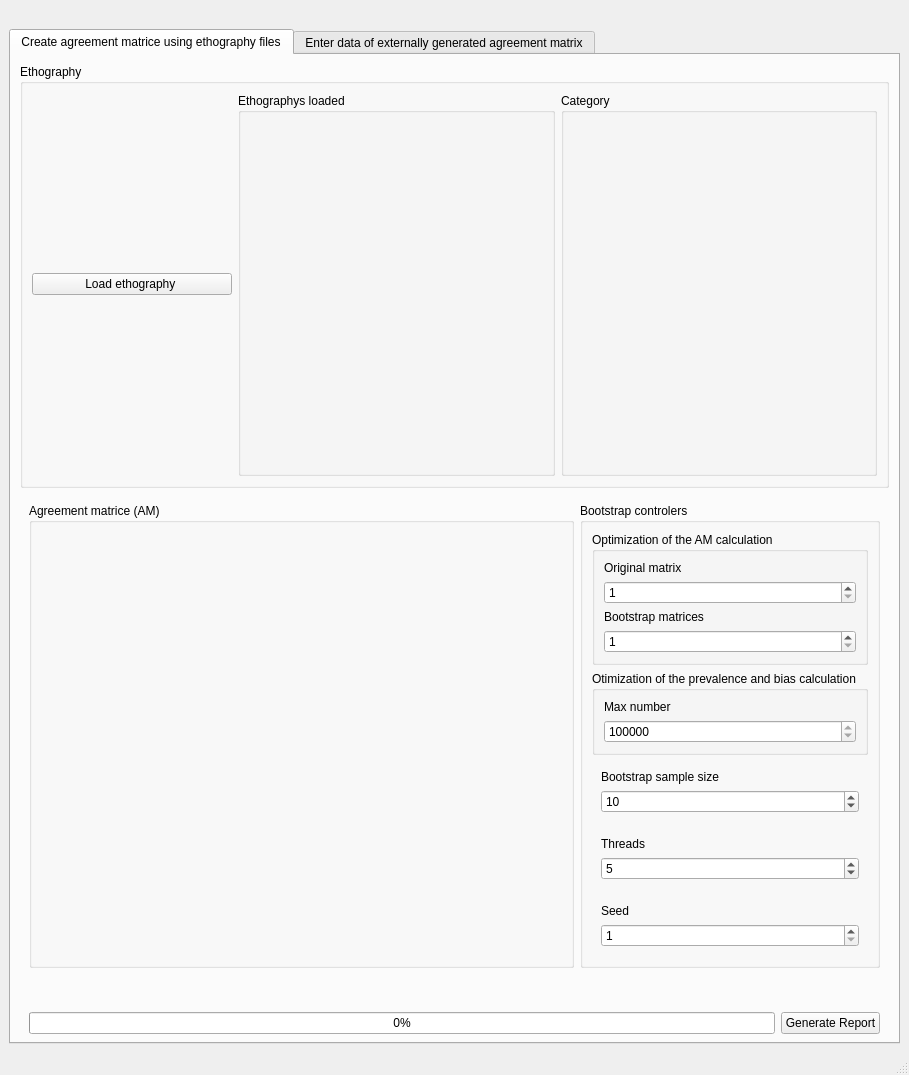
First picture: the form in ui_example/mainwindow.ui, repository EthoWatcher/Reliability, before the edit.
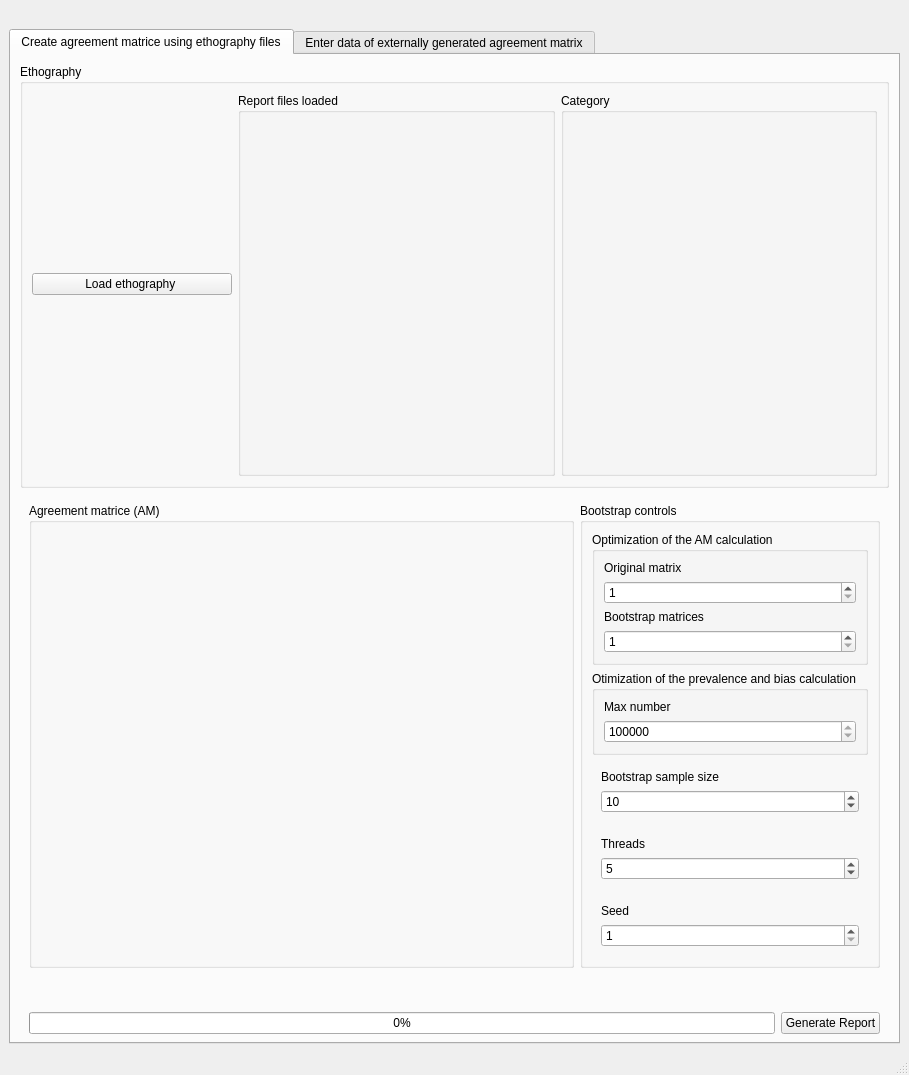
Second picture: the form after the edit. Icons and pictures are not drawn.

Commit message: Adjusting graphical interface.

Diff of the .ui file:
```diff
--- a/ui_example/mainwindow.ui
+++ b/ui_example/mainwindow.ui
@@ -72,7 +72,7 @@
            <item>
             <widget class="QGroupBox" name="eto">
              <property name="title">
-              <string>Ethographys loaded</string>
+              <string>Report files loaded</string>
              </property>
              <layout class="QVBoxLayout" name="verticalLayout_8">
               <item>
@@ -143,7 +143,7 @@
               </size>
              </property>
              <property name="title">
-              <string>Bootstrap controlers</string>
+              <string>Bootstrap controls</string>
              </property>
              <layout class="QVBoxLayout" name="verticalLayout_13">
               <item>
```
